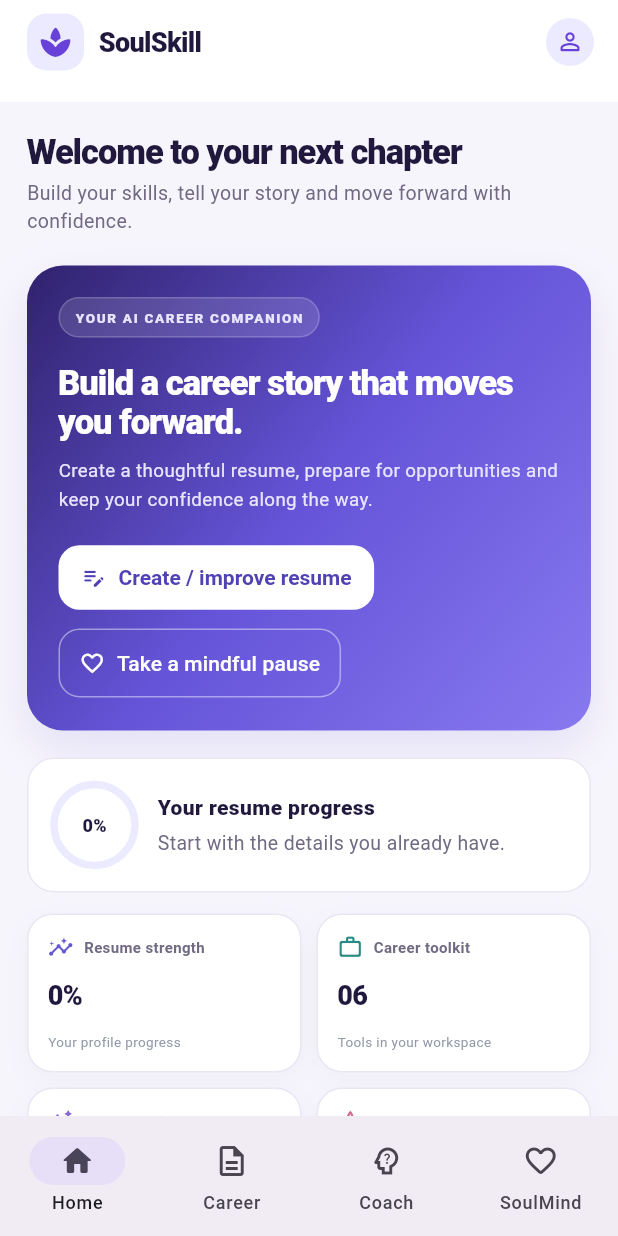
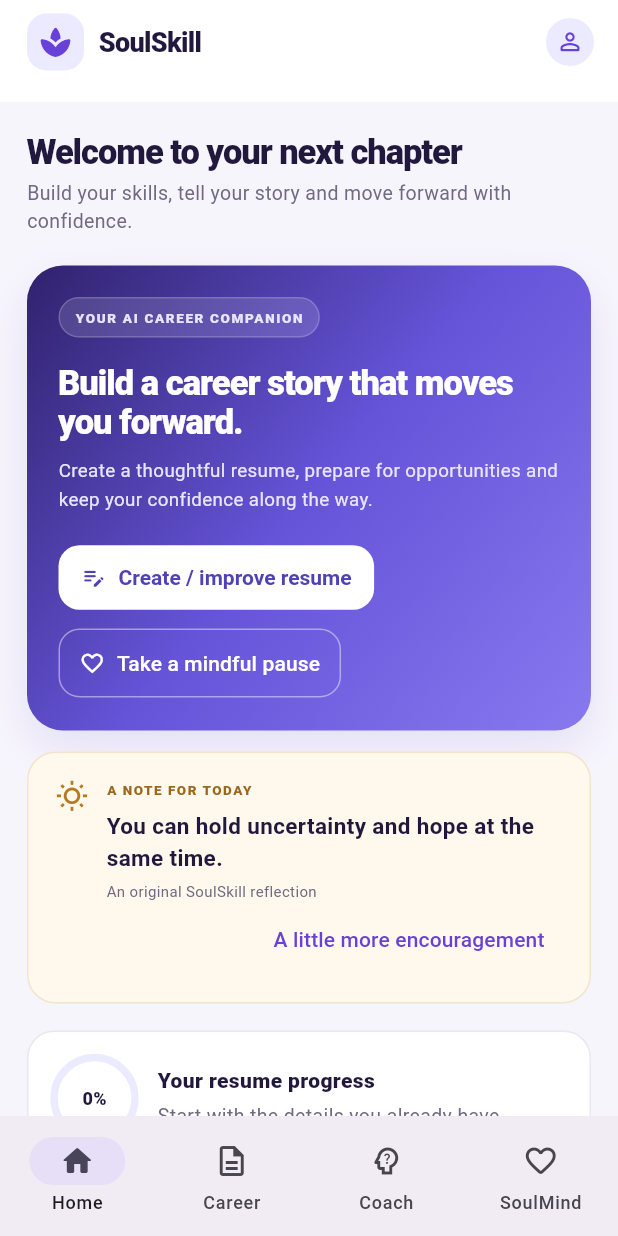
Before and after one commit to renga270122/soulvest-soulskill, a Flutter app: the screen it shows after launch, on a phone screen of 412 x 824 dp. Run offline on Flutter 3.47's test engine with Material 3 defaults, Android fonts, the phone set to English and light mode, and no system bars; our stand-ins replace file_picker, pdf, printing, shared_preferences.

Commit message:
Add daily encouragement, emotional intelligence reflections and affirmations

```diff
--- a/soulskill_mobile/lib/screens/home_screen.dart
+++ b/soulskill_mobile/lib/screens/home_screen.dart
@@ -609,6 +609,8 @@ class _DashboardView extends StatelessWidget {
               onOpenSoulMind: onOpenSoulMind,
               wide: wide,
             ),
+            const SizedBox(height: 14),
+            _DailyWisdomCard(onOpenSoulMind: onOpenSoulMind),
             const SizedBox(height: 18),
             _ProgressSummary(
               progress: progress,
@@ -1810,9 +1812,18 @@ class _SoulMindView extends StatelessWidget {
   final VoidCallback onClearCheckIn;
 
   static const _affirmations = <String>[
-    'My worth is not defined by a job title or an interview outcome.',
+    'My worth is not defined by a job title, salary or interview outcome.',
     'I can learn, adapt and communicate the value I bring.',
-    'I allow myself to take the next step at a steady pace.',
+    'I am allowed to pause, breathe and begin again.',
+    'A setback is part of my story, not the whole story.',
+    'I can ask for help without feeling that I have failed.',
+    'I bring experience, perspective and strengths that matter.',
+    'I do not need to compare my timeline with someone else’s.',
+    'I can take one useful step today, even if the whole path is unclear.',
+    'I deserve respect, including from myself.',
+    'I am more than my current employment status.',
+    'I can respond to uncertainty with curiosity instead of self-criticism.',
+    'Progress can be quiet, slow and still meaningful.',
   ];
 
   Future<void> _startPractice(BuildContext context) async {
@@ -1936,6 +1947,16 @@ class _SoulMindView extends StatelessWidget {
             ),
           ),
         ),
+        const SizedBox(height: 22),
+        Text('Emotional intelligence reminders',
+            style: Theme.of(context).textTheme.titleLarge),
+        const SizedBox(height: 6),
+        Text(
+          'Small reminders for how we understand ourselves and connect with others.',
+          style: Theme.of(context).textTheme.bodyMedium,
+        ),
+        const SizedBox(height: 11),
+        const _WisdomQuoteList(),
         const SizedBox(height: 16),
         _SurfaceCard(
           child: Column(
@@ -1977,6 +1998,132 @@ class _SoulMindView extends StatelessWidget {
           ),
         ),
       ],
+    );
+  }
+}
+
+class _DailyWisdomCard extends StatelessWidget {
+  const _DailyWisdomCard({required this.onOpenSoulMind});
+
+  final VoidCallback onOpenSoulMind;
+
+  static const _thoughts = <String>[
+    'Your employment status can change. Your worth does not.',
+    'You do not have to pretend to be okay to deserve support.',
+    'A kind conversation can be the first step toward a new direction.',
+    'You are allowed to be a work in progress and still be proud of yourself.',
+    'Asking for help is a skill, not a weakness.',
+    'You can hold uncertainty and hope at the same time.',
+    'Your next chapter does not need to look like anyone else’s.',
+  ];
+
+  @override
+  Widget build(BuildContext context) {
+    final day = DateTime.now().difference(DateTime(2025, 1, 1)).inDays;
+    final thought = _thoughts[day.abs() % _thoughts.length];
+    return Container(
+      padding: const EdgeInsets.all(18),
+      decoration: BoxDecoration(
+        color: const Color(0xFFFFF8EC),
+        borderRadius: BorderRadius.circular(19),
+        border: Border.all(color: const Color(0xFFF2E5CC)),
+      ),
+      child: Row(
+        crossAxisAlignment: CrossAxisAlignment.start,
+        children: [
+          const Icon(Icons.wb_sunny_outlined,
+              color: Color(0xFFB7791F), size: 22),
+          const SizedBox(width: 12),
+          Expanded(
+            child: Column(
+              crossAxisAlignment: CrossAxisAlignment.start,
+              children: [
+                const Text('A NOTE FOR TODAY',
+                    style: TextStyle(
+                      color: Color(0xFF9A681D),
+                      fontSize: 9,
+                      fontWeight: FontWeight.w800,
+                      letterSpacing: 1,
+                    )),
+                const SizedBox(height: 7),
+                Text(thought,
+                    style: const TextStyle(
+                      color: SoulSkillTheme.ink,
+                      fontSize: 15,
+                      height: 1.4,
+                      fontWeight: FontWeight.w700,
+                    )),
+                const SizedBox(height: 5),
+                const Text('An original SoulSkill reflection',
+                    style: TextStyle(
+                      color: SoulSkillTheme.muted,
+                      fontSize: 10,
+                    )),
+                Align(
+                  alignment: Alignment.centerRight,
+                  child: TextButton(
+                    onPressed: onOpenSoulMind,
+                    child: const Text('A little more encouragement'),
+                  ),
+                ),
+              ],
+            ),
+          ),
+        ],
+      ),
+    );
+  }
+}
+
+class _WisdomQuoteList extends StatelessWidget {
+  const _WisdomQuoteList();
+
+  static const _quotes = <(String, String)>[
+    ('Notice what you feel before deciding what to do with it.',
+        'Self-awareness'),
+    ('You can listen to understand without agreeing with everything.',
+        'Empathy'),
+    ('A pause between a feeling and a response can change a conversation.',
+        'Self-regulation'),
+    ('Boundaries can be kind, clear and respectful at the same time.',
+        'Healthy relationships'),
+    ('You can celebrate someone else’s progress without making your own smaller.',
+        'Social awareness'),
+    ('Curiosity often opens a door that judgment closes.',
+        'Empathy'),
+    ('Being strong does not mean carrying everything alone.',
+        'Self-awareness'),
+  ];
+
+  @override
+  Widget build(BuildContext context) {
+    return Column(
+      children: _quotes.map((quote) => Padding(
+        padding: const EdgeInsets.only(bottom: 9),
+        child: _SurfaceCard(
+          color: const Color(0xFFF8F7FF),
+          child: Column(
+            crossAxisAlignment: CrossAxisAlignment.start,
+            children: [
+              Text('“${quote.$1}”',
+                  style: const TextStyle(
+                    color: SoulSkillTheme.ink,
+                    fontSize: 13,
+                    height: 1.45,
+                    fontWeight: FontWeight.w600,
+                  )),
+              const SizedBox(height: 8),
+              Text(quote.$2.toUpperCase(),
+                  style: const TextStyle(
+                    color: SoulSkillTheme.violet,
+                    fontSize: 9,
+                    letterSpacing: 0.8,
+                    fontWeight: FontWeight.w800,
+                  )),
+            ],
+          ),
+        ),
+      )).toList(),
     );
   }
 }
```
